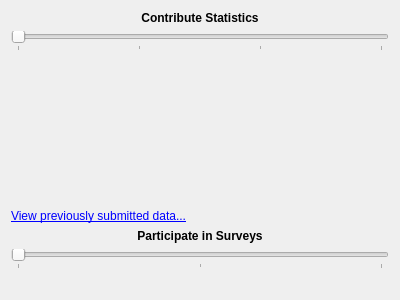
The window that src/provider/widgets/feedbackconfigwidget.ui (KDE/kuserfeedback) describes before a commit, drawn with Qt 5.
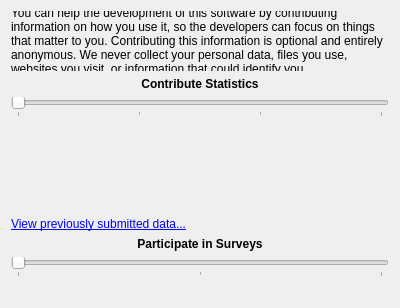
The same window after the commit.

Commit message: Revise title and description texts for the different modes

```diff
--- a/src/provider/widgets/feedbackconfigwidget.ui
+++ b/src/provider/widgets/feedbackconfigwidget.ui
@@ -7,10 +7,20 @@
     <x>0</x>
     <y>0</y>
     <width>400</width>
-    <height>300</height>
+    <height>308</height>
    </rect>
   </property>
   <layout class="QVBoxLayout" name="verticalLayout">
+   <item>
+    <widget class="QLabel" name="label_3">
+     <property name="text">
+      <string>You can help the development of this software by contributing information on how you use it, so the developers can focus on things that matter to you. Contributing this information is optional and entirely anonymous. We never collect your personal data, files you use, websites you visit, or information that could identify you.</string>
+     </property>
+     <property name="wordWrap">
+      <bool>true</bool>
+     </property>
+    </widget>
+   </item>
    <item>
     <widget class="QLabel" name="label">
      <property name="font">
```
The commit also changes 1 other file.
